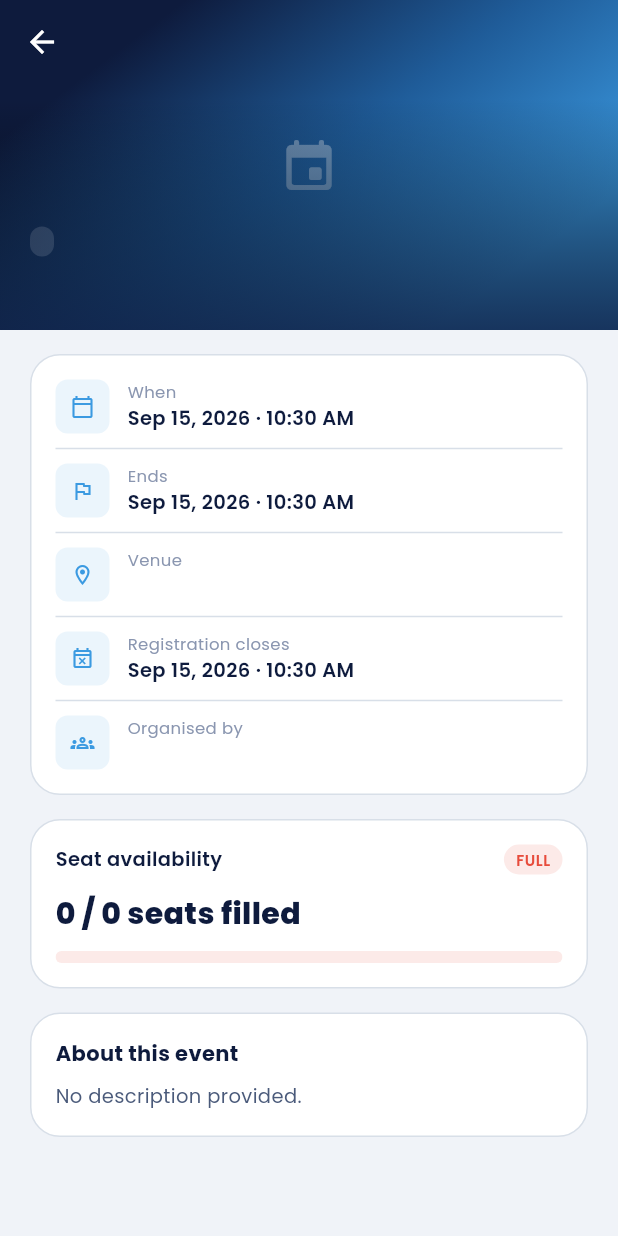
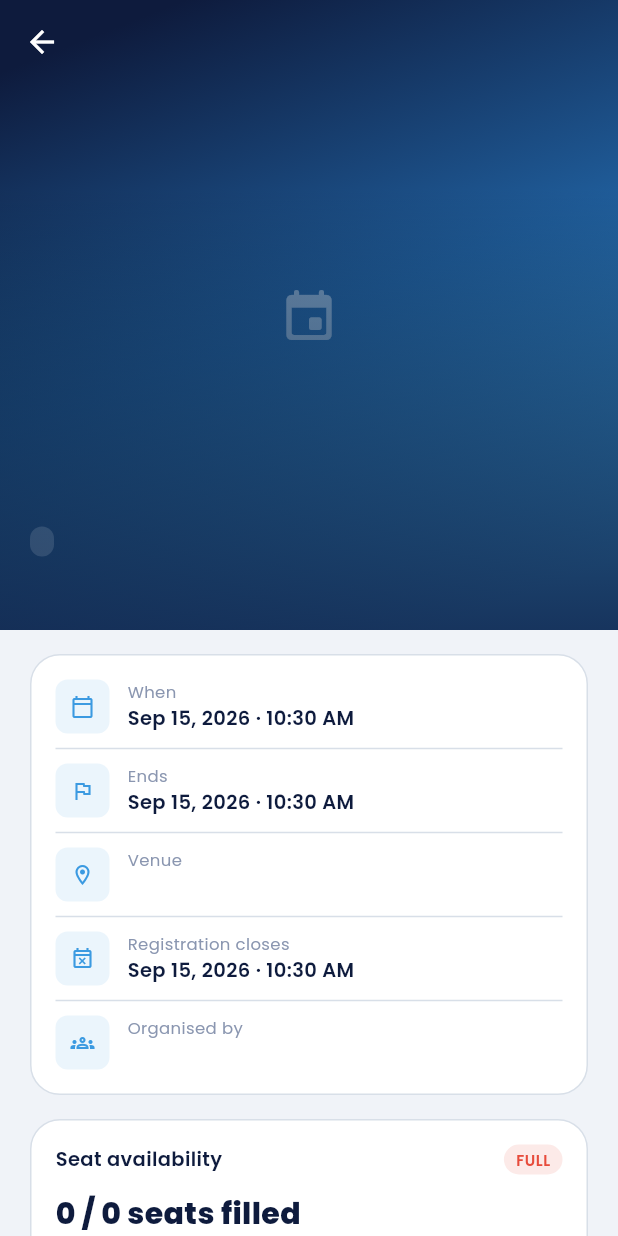
Before and after one commit to chethankotian2005/Aikya, a Flutter app: the EventDetailScreen screen opened directly with empty values, on a phone screen of 412 x 824 dp. Run offline on Flutter 3.47's test engine with Material 3 defaults, Android fonts, the phone set to English and light mode, and no system bars; our stand-ins replace cloud_firestore, firebase_auth, firebase_core, firebase_messaging, flutter_local_notifications, flutter_markdown and 11 more; missing offline and left inert: a package; accounts and stored records are empty.

Commit message:
fix: event banners are portrait posters, not landscape 16:9 crops
Nobody designs a dedicated 16:9 event banner — every upload is an
existing portrait poster, and forcing it into a fixed landscape strip
with BoxFit.cover/object-cover cropped away most of the image (often
the title/date). BannerImage on both clients now takes a `fit` prop:
list-thumbnail cards switch to a portrait 3:4/taller box (still cover,
still cropped a little, but far less), and the full event-detail hero
switches to `contain` inside a taller area so the whole poster is
always visible, letterboxed on the brand gradient instead of cropped.

Co-Authored-By: Claude Sonnet 5 <noreply@anthropic.com>

```diff
--- a/frontend/lib/screens/event_detail_screen.dart
+++ b/frontend/lib/screens/event_detail_screen.dart
@@ -246,7 +246,7 @@ class _EventDetailScreenState extends ConsumerState<EventDetailScreen> {
 
   Widget _buildAppBar(EventDoc event) {
     return SliverAppBar(
-      expandedHeight: 220,
+      expandedHeight: 420,
       pinned: true,
       backgroundColor: AppColors.primary,
       foregroundColor: Colors.white,
@@ -254,7 +254,7 @@ class _EventDetailScreenState extends ConsumerState<EventDetailScreen> {
         background: Stack(
           fit: StackFit.expand,
           children: [
-            BannerImage(url: event.bannerUrl),
+            BannerImage(url: event.bannerUrl, fit: BoxFit.contain),
             const DecoratedBox(
               decoration: BoxDecoration(
                 gradient: LinearGradient(
--- a/frontend/lib/widgets/banner_image.dart
+++ b/frontend/lib/widgets/banner_image.dart
@@ -4,23 +4,34 @@ import '../core/theme/app_tokens.dart';
 
 /// Network image for event banners / project covers, with a brand-gradient
 /// placeholder when there is no image or it fails to load.
+///
+/// Most uploads are portrait event posters, not landscape banners — [fit]
+/// defaults to [BoxFit.cover] for list thumbnails (a small, consistent crop
+/// is fine there), but full-screen hero usage should pass
+/// [BoxFit.contain] so the whole poster stays visible; the gradient
+/// placeholder shows through as letterboxing in that case.
 class BannerImage extends StatelessWidget {
   final String? url;
   final IconData icon;
+  final BoxFit fit;
 
-  const BannerImage({super.key, this.url, this.icon = Icons.event_rounded});
+  const BannerImage({super.key, this.url, this.icon = Icons.event_rounded, this.fit = BoxFit.cover});
 
   @override
   Widget build(BuildContext context) {
     final imageUrl = url;
-    if (imageUrl != null && imageUrl.startsWith('http')) {
-      return Image.network(
-        imageUrl,
-        fit: BoxFit.cover,
-        errorBuilder: (_, __, ___) => _placeholder(),
-      );
-    }
-    return _placeholder();
+    return Stack(
+      fit: StackFit.expand,
+      children: [
+        _placeholder(),
+        if (imageUrl != null && imageUrl.startsWith('http'))
+          Image.network(
+            imageUrl,
+            fit: fit,
+            errorBuilder: (_, __, ___) => const SizedBox.shrink(),
+          ),
+      ],
+    );
   }
 
   Widget _placeholder() {
```
Also changed, not shown: frontend/lib/screens/events_hub_screen.dart (+5 -5 lines), 4 other files.
